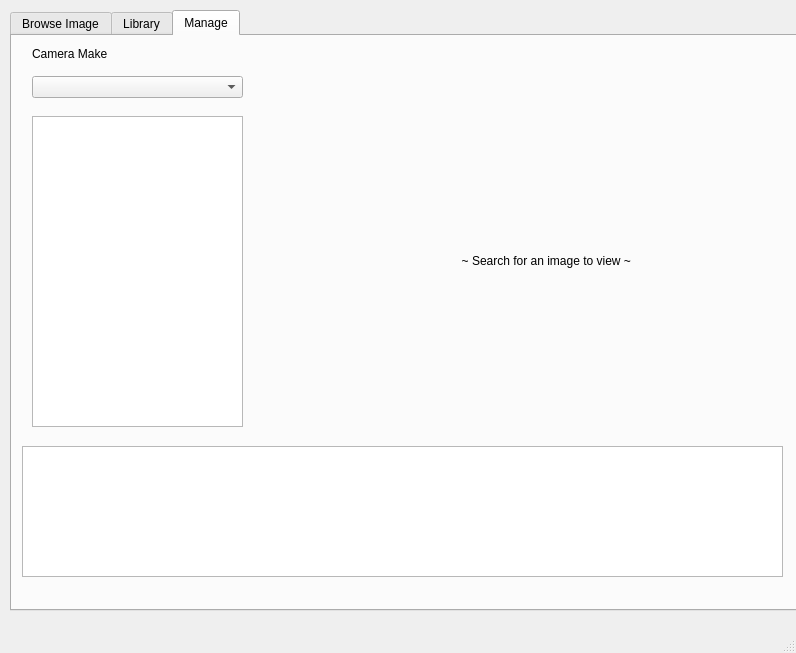
First picture: the form in mainwindow.ui, repository Alvee93/PhotoAnnotator, before the edit.
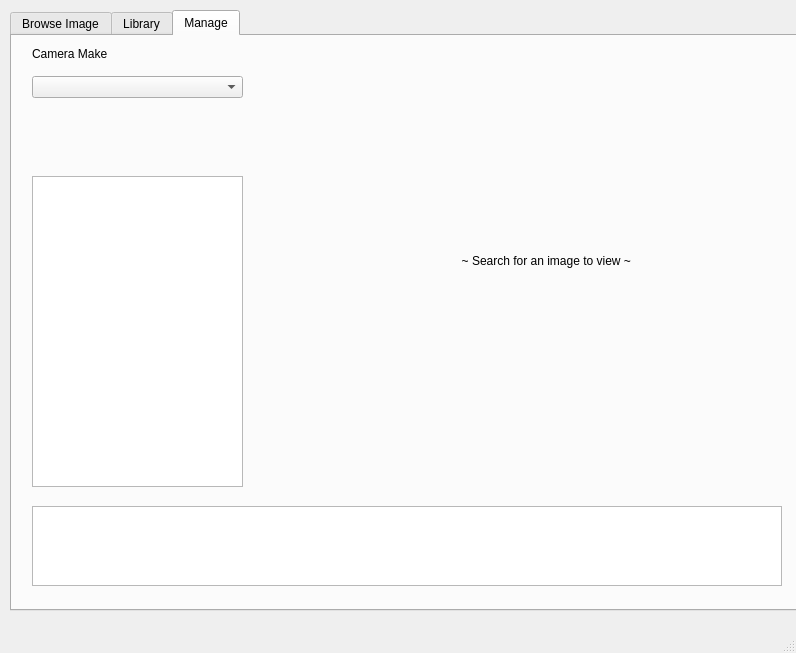
Second picture: the form after the edit. The open tabs and pages were chosen to show the change.

The edit to the form file:
```diff
--- a/mainwindow.ui
+++ b/mainwindow.ui
@@ -249,7 +249,7 @@
       <property name="geometry">
        <rect>
         <x>20</x>
-        <y>80</y>
+        <y>140</y>
         <width>211</width>
         <height>311</height>
        </rect>
@@ -313,26 +313,56 @@
       </property>
      </widget>
      <widget class="QTableView" name="tableView_2">
+      <property name="enabled">
+       <bool>true</bool>
+      </property>
       <property name="geometry">
        <rect>
-        <x>10</x>
-        <y>410</y>
-        <width>761</width>
-        <height>131</height>
+        <x>20</x>
+        <y>470</y>
+        <width>750</width>
+        <height>80</height>
        </rect>
       </property>
       <property name="layoutDirection">
        <enum>Qt::LeftToRight</enum>
       </property>
+      <property name="editTriggers">
+       <set>QAbstractItemView::NoEditTriggers</set>
+      </property>
+      <property name="tabKeyNavigation">
+       <bool>false</bool>
+      </property>
+      <property name="showDropIndicator" stdset="0">
+       <bool>false</bool>
+      </property>
+      <property name="dragDropOverwriteMode">
+       <bool>false</bool>
+      </property>
+      <property name="alternatingRowColors">
+       <bool>false</bool>
+      </property>
       <property name="verticalScrollMode">
        <enum>QAbstractItemView::ScrollPerPixel</enum>
       </property>
       <property name="horizontalScrollMode">
        <enum>QAbstractItemView::ScrollPerPixel</enum>
       </property>
+      <property name="gridStyle">
+       <enum>Qt::DashDotLine</enum>
+      </property>
+      <property name="wordWrap">
+       <bool>false</bool>
+      </property>
       <property name="cornerButtonEnabled">
        <bool>false</bool>
       </property>
+      <attribute name="horizontalHeaderStretchLastSection">
+       <bool>false</bool>
+      </attribute>
+      <attribute name="verticalHeaderVisible">
+       <bool>false</bool>
+      </attribute>
      </widget>
      <widget class="QLabel" name="label_3">
       <property name="geometry">
```
Left out of the diff: 14 changed lines with no effect on the pictures.
